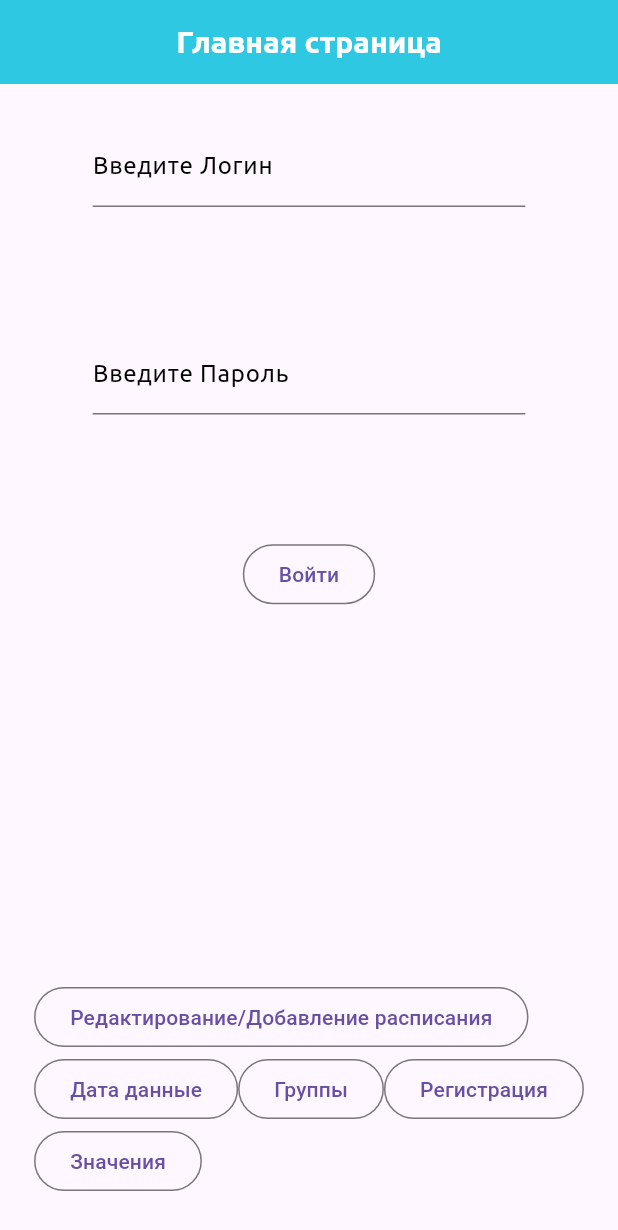
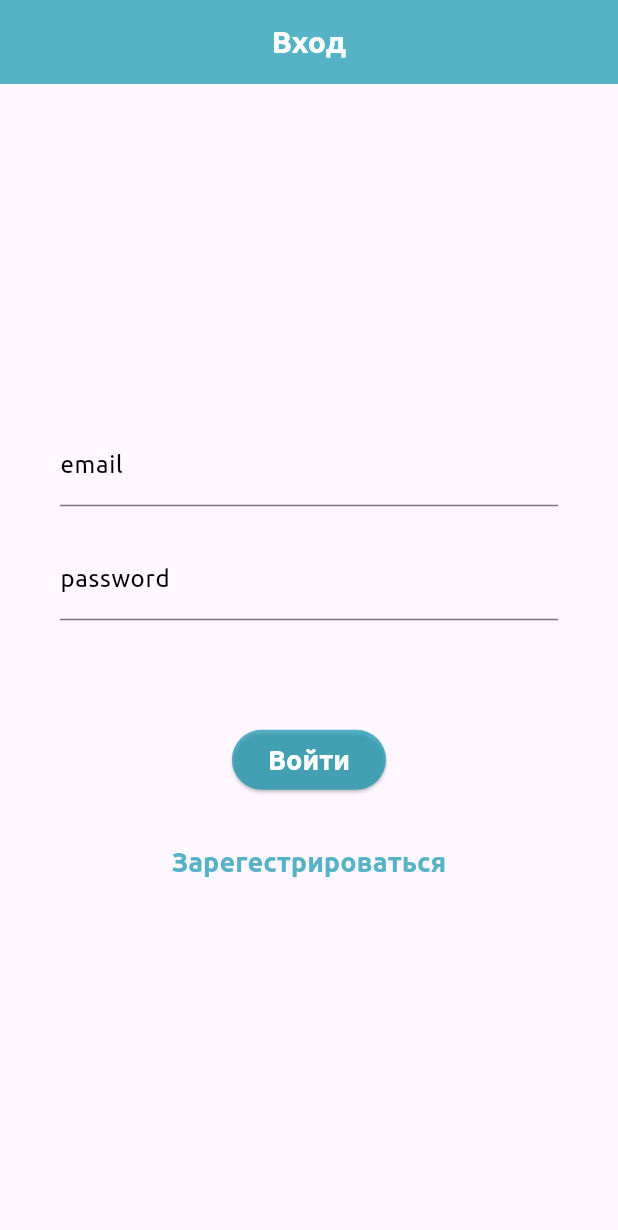
Before and after one commit to X-s0ft/project_c, a Flutter app: the screen it shows after launch, on a phone screen of 412 x 824 dp. Shown: the top 1230 px of the screen. Run offline on Flutter 3.47's test engine with Material 3 defaults, Android fonts, the phone set to English and light mode, and no system bars; our stand-ins replace cloud_firestore, firebase_auth, firebase_core; accounts and stored records are empty; project files that could hold a hidden picture were left out.

Commit message:
Grand Update
v axye

```diff
--- a/flutter_schedule/lib/pages/allpages.dart
+++ b/flutter_schedule/lib/pages/allpages.dart
@@ -3,3 +3,5 @@ export 'login.dart';
 export 'registr.dart';
 export 'groups.dart';
 export 'addoredit.dart';
+export 'settings.dart';
+export 'auth.dart';
--- /dev/null
+++ b/flutter_schedule/lib/pages/auth.dart
@@ -0,0 +1,33 @@
+import 'package:firebase_auth/firebase_auth.dart';
+
+class Auth {
+  final FirebaseAuth _firebaseAuth = FirebaseAuth.instance;
+
+  User? get currentUser => _firebaseAuth.currentUser;
+
+  Stream<User?> get authStateChanges => _firebaseAuth.authStateChanges();
+
+  Future<void> signInWithEmailAndPassword({
+    required String email,
+    required String password,
+  }) async {
+    await _firebaseAuth.signInWithEmailAndPassword(
+      email: email,
+      password: password,
+    );
+  }
+
+  Future<void> createUserWithEmailAndPassword({
+    required String email,
+    required String password,
+  }) async {
+    await _firebaseAuth.createUserWithEmailAndPassword(
+      email: email,
+      password: password,
+    );
+  }
+
+  Future<void> signOut() async {
+    await _firebaseAuth.signOut();
+  }
+}
--- a/flutter_schedule/lib/pages/login.dart
+++ b/flutter_schedule/lib/pages/login.dart
@@ -38,12 +38,8 @@ class _LoginState extends State<Login> {
 
     return Scaffold(
       appBar: AppBar(
-        backgroundColor: const Color.fromARGB(255, 46, 200, 227),
         title: const Text(
           'Главная страница',
-          style: TextStyle(
-            color: Color.fromARGB(255, 255, 255, 255),
-          ),
         ),
       ),
       body: Align(
@@ -73,9 +69,7 @@ class _LoginState extends State<Login> {
                     ),
                   ],
                 ),
-                SizedBox(
-                  height: getH(context, 0.1),
-                ),
+
                 // Пароль
                 Row(
                   mainAxisAlignment: MainAxisAlignment.center,
@@ -95,12 +89,9 @@ class _LoginState extends State<Login> {
                     ),
                   ],
                 ),
-                SizedBox(
-                  height: getH(context, 0.1),
-                ),
 
                 // Вход
-                OutlinedButton(
+                ElevatedButton(
                   onPressed: () => {print('$_login $_password')},
                   child: const Text('Войти'),
                 ),
@@ -111,23 +102,23 @@ class _LoginState extends State<Login> {
             ),
             Wrap(
               children: [
-                OutlinedButton(
+                TextButton(
                   onPressed: () => {Navigator.pushNamed(context, '/AddOrEdit')},
                   child: const Text('Редактирование/Добавление расписания'),
                 ),
-                OutlinedButton(
+                TextButton(
                   onPressed: () => {Navigator.pushNamed(context, '/DateData')},
                   child: const Text('Дата данные'),
                 ),
-                OutlinedButton(
+                TextButton(
                   onPressed: () => {Navigator.pushNamed(context, '/Groups')},
                   child: const Text('Группы'),
                 ),
-                OutlinedButton(
+                TextButton(
                   onPressed: () => {Navigator.pushNamed(context, '/Registr')},
                   child: const Text('Регистрация'),
                 ),
-                OutlinedButton(
+                TextButton(
                   onPressed: () => {inputlp()},
                   child: const Text('Значения'),
                 ),
--- /dev/null
+++ b/flutter_schedule/lib/pages/logintest.dart
@@ -0,0 +1,96 @@
+import 'package:firebase_auth/firebase_auth.dart';
+import 'package:flutter/material.dart';
+import 'package:shedule/pages/allpages.dart';
+
+class Logintest extends StatefulWidget {
+  const Logintest({super.key});
+
+  @override
+  State<Logintest> createState() => _LogintestState();
+}
+
+class _LogintestState extends State<Logintest> {
+  String? errorMessage = '';
+  bool isLogin = true;
+
+  final TextEditingController _controllerEmail = TextEditingController();
+  final TextEditingController _controllerPassword = TextEditingController();
+
+  Future<void> signInWithEmailAndPassword() async {
+    try {
+      await Auth().signInWithEmailAndPassword(
+        email: _controllerEmail.text,
+        password: _controllerPassword.text,
+      );
+    } on FirebaseAuthException catch (e) {
+      setState(() {
+        errorMessage = e.message;
+      });
+    }
+  }
+
+  Widget _title() {
+    return const Text('Вход');
+  }
+
+  Widget _entryField(
+    String title,
+    TextEditingController controller,
+  ) {
+    return TextField(
+      controller: controller,
+      decoration: InputDecoration(
+        labelText: title,
+      ),
+    );
+  }
+
+  Widget _errorMessage() {
+    return Text(errorMessage == '' ? '' : '$errorMessage');
+  }
+
+  Widget _submitButton() {
+    return ElevatedButton(
+      onPressed: signInWithEmailAndPassword,
+      child: Text('Войти'),
+    );
+  }
+
+  Widget _regpage() {
+    return TextButton(
+      onPressed: () {
+        Navigator.push(
+          context,
+          MaterialPageRoute(builder: (context) => Registr()),
+        );
+      },
+      child: Text('Зарегестрироваться'),
+    );
+  }
+
+  @override
+  Widget build(BuildContext context) {
+    return Scaffold(
+      appBar: AppBar(
+        title: _title(),
+      ),
+      body: Center(
+        child: Padding(
+          padding: const EdgeInsets.fromLTRB(40, 0, 40, 0),
+          child: Column(
+            crossAxisAlignment: CrossAxisAlignment.center,
+            mainAxisAlignment: MainAxisAlignment.center,
+            spacing: 20,
+            children: [
+              _entryField('email', _controllerEmail),
+              _entryField('password', _controllerPassword),
+              _errorMessage(),
+              _submitButton(),
+              _regpage(),
+            ],
+          ),
+        ),
+      ),
+    );
+  }
+}
--- /dev/null
+++ b/flutter_schedule/lib/pages/widget_tree.dart
@@ -0,0 +1,27 @@
+import 'package:shedule/pages/allpages.dart';
+import 'package:flutter/material.dart';
+import 'package:shedule/pages/logintest.dart';
+
+
+class WidgetTree extends StatefulWidget {
+  const WidgetTree({super.key});
+
+  @override
+  State<WidgetTree> createState() => _WidgetTreeState();
+}
+
+class _WidgetTreeState extends State<WidgetTree> {
+  @override
+  Widget build(BuildContext context) {
+    return StreamBuilder(
+      stream: Auth().authStateChanges,
+      builder : (context, snapshot) {
+        if (snapshot.hasData) {
+          return DateData();
+        } else {
+          return Logintest();
+        }
+      },
+    );
+  }
+}
--- a/flutter_schedule/lib/routers/router.dart
+++ b/flutter_schedule/lib/routers/router.dart
@@ -1,9 +1,13 @@
+import 'package:shedule/pages/logintest.dart';
+import 'package:shedule/pages/widget_tree.dart';
+
 import '../pages/allpages.dart';
 
 final rout = {
-  '/':          (context) => const Login(),
-  '/DateData':  (context) => const DateData(),
-  '/Registr':   (context) => const Registr(),
-  '/Groups':    (context) => const Groups(),
+  '/': (context) => const WidgetTree(),
+  '/Login': (context) => const Logintest(),
+  '/DateData': (context) => const DateData(),
+  '/Registr': (context) => const Registr(),
+  '/Groups': (context) => const Groups(),
   '/AddOrEdit': (context) => const AddOrEdit(),
 };
--- a/flutter_schedule/lib/theme/theme.dart
+++ b/flutter_schedule/lib/theme/theme.dart
@@ -8,7 +8,6 @@ final maintheme = ThemeData(
       color: Colors.black,
     ),
   ),
-
   appBarTheme: const AppBarTheme(
     centerTitle: true,
     backgroundColor: Color.fromARGB(186, 23, 152, 175),
@@ -19,11 +18,10 @@ final maintheme = ThemeData(
       fontWeight: FontWeight.w700,
     ),
   ),
-
   inputDecorationTheme: const InputDecorationTheme(
     border: UnderlineInputBorder(
-        borderSide: BorderSide(
-      color: Color.fromARGB(186, 23, 152, 175),
+      borderSide: BorderSide(
+        color: Color.fromARGB(186, 23, 152, 175),
       ),
     ),
     focusedBorder: OutlineInputBorder(
@@ -41,11 +39,9 @@ final maintheme = ThemeData(
       color: Colors.black,
     ),
   ),
-
   textSelectionTheme: const TextSelectionThemeData(
     cursorColor: Color.fromARGB(186, 23, 152, 175),
   ),
-
   elevatedButtonTheme: ElevatedButtonThemeData(
     style: TextButton.styleFrom(
       textStyle: TextStyle(
@@ -57,4 +53,14 @@ final maintheme = ThemeData(
       backgroundColor: Color.fromARGB(186, 23, 152, 175),
     ),
   ),
+  textButtonTheme: TextButtonThemeData(
+    style: TextButton.styleFrom(
+      textStyle: TextStyle(
+        fontSize: 18,
+        fontFamily: 'Ubuntu',
+        fontWeight: FontWeight.w700,
+      ),
+      foregroundColor: Color.fromARGB(186, 23, 152, 175),
+    ),
+  ),
 );
--- a/flutter_schedule/pubspec.yaml
+++ b/flutter_schedule/pubspec.yaml
@@ -11,6 +11,7 @@ dependencies:
     sdk: flutter
   firebase_core: ^3.8.1
   cloud_firestore: ^5.5.1
+  firebase_auth: ^5.3.4
 
 dev_dependencies:
   flutter_test:
```
Also changed, not shown: flutter_schedule/lib/pages/date_data.dart (+62 -9 lines), flutter_schedule/lib/pages/registr.dart (+15 -1 lines), flutter_schedule/lib/pages/settings.dart (added, +47 -0 lines), flutter_schedule/lib/main.dart (line endings or trailing spaces), flutter_schedule/pubspec.lock, 6 other files.
